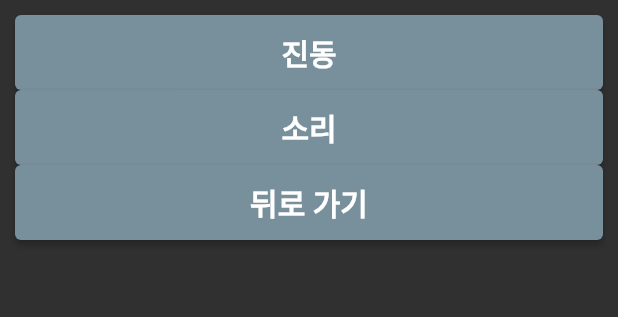
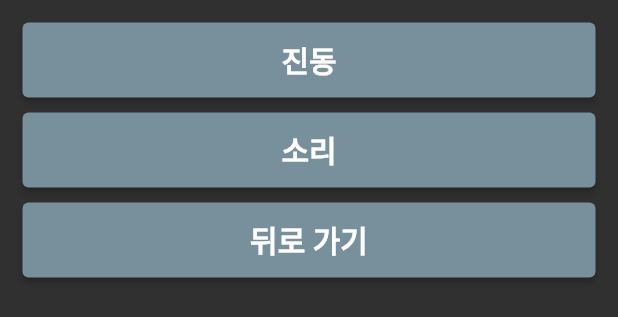
Before and after one commit to MISEONGKIM/studimer, a Flutter app: the AlarmList widget shown alone on an empty page, opened directly with sample values from the repository, on a phone screen of 412 x 824 dp. Shown: the top 317 px of the screen. Run offline on Flutter 3.47's test engine with Material 2 defaults, Android fonts, the phone set to English and light mode, and no system bars; our stand-ins replace floor, flutter_local_notifications, numberpicker, shared_preferences, sqflite, timezone and 1 more; missing offline and left inert: flutter_ringtone_player; accounts and stored records are empty; generated files the repository leaves out were written again.

Commit message:
design : 알람타입 버튼 margin 추가

```diff
--- a/lib/src/presentation/widgets/alram/alarm_list.dart
+++ b/lib/src/presentation/widgets/alram/alarm_list.dart
@@ -15,7 +15,9 @@ class AlarmList extends StatelessWidget {
         child: ListView(
           children: [
             ...Alarm.noticeList
-                .map<Widget>((e) => ElevatedButton(
+                .map<Widget>((e) => Container(
+                    margin: const EdgeInsets.all(5),
+                    child: ElevatedButton(
                         onPressed: () {
                           provider.setAlarm(e);
                           provider.setFocusOn(FocusNum.none);
@@ -28,9 +30,11 @@ class AlarmList extends StatelessWidget {
                           e.alarmName,
                           style: const TextStyle(
                               fontSize: 20, fontWeight: FontWeight.bold),
-                    )))
+                        ))))
                 .toList(),
-            ElevatedButton(
+            Container(
+                margin: const EdgeInsets.all(5),
+                child: ElevatedButton(
                     onPressed: () => provider.setFocusOn(FocusNum.none),
                     style: ElevatedButton.styleFrom(
                         fixedSize: const Size.fromHeight(50),
@@ -38,8 +42,9 @@ class AlarmList extends StatelessWidget {
                         backgroundColor: Colors.blueGrey[400]),
                     child: const Text(
                       '뒤로 가기',
-                  style: TextStyle(fontSize: 20, fontWeight: FontWeight.bold),
-                ))
+                      style:
+                          TextStyle(fontSize: 20, fontWeight: FontWeight.bold),
+                    )))
           ],
         ));
   }
```
Lines whose indentation alone changed are shown as unchanged.
